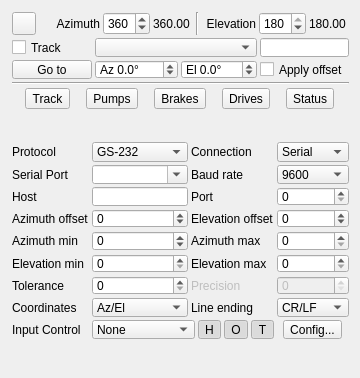
This is plugins/feature/gs232controller/gs232controllergui.ui in ve3ukw/sdrangel as Qt 5 draws it before an edit. The edited form follows.
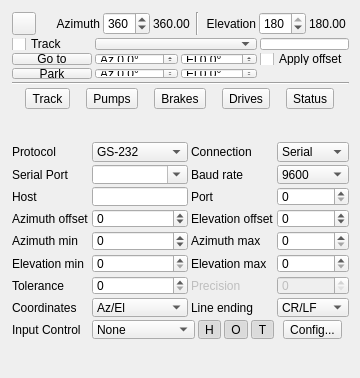
This is the edited form. Icons and pictures are not drawn. Custom widgets are drawn as their Qt base class.

Commit message:
GS232 Controller: add Park
Park moves the rotator to a park azimuth and elevation (offsets applied),
switches tracking off and holds it there until Track is checked again or a
new target is set, starting the controller if needed. It is also a Web API
action (park), with the park position in the settings.

```diff
--- a/plugins/feature/gs232controller/gs232controllergui.ui
+++ b/plugins/feature/gs232controller/gs232controllergui.ui
@@ -299,6 +299,60 @@
         </property>
        </widget>
       </item>
+      <item row="2" column="0">
+       <widget class="QPushButton" name="park">
+        <property name="toolTip">
+         <string>Stop tracking and move the rotator to the park position, starting the controller if needed. Tracking resumes when Track is checked again</string>
+        </property>
+        <property name="text">
+         <string>Park</string>
+        </property>
+       </widget>
+      </item>
+      <item row="2" column="1">
+       <widget class="QDoubleSpinBox" name="parkAzimuth">
+        <property name="toolTip">
+         <string>Azimuth in degrees to park the rotator at. The azimuth offset is applied</string>
+        </property>
+        <property name="prefix">
+         <string>Az </string>
+        </property>
+        <property name="suffix">
+         <string>°</string>
+        </property>
+        <property name="decimals">
+         <number>1</number>
+        </property>
+        <property name="minimum">
+         <double>-360.000000000000000</double>
+        </property>
+        <property name="maximum">
+         <double>540.000000000000000</double>
+        </property>
+       </widget>
+      </item>
+      <item row="2" column="2">
+       <widget class="QDoubleSpinBox" name="parkElevation">
+        <property name="toolTip">
+         <string>Elevation in degrees to park the rotator at. The elevation offset is applied</string>
+        </property>
+        <property name="prefix">
+         <string>El </string>
+        </property>
+        <property name="suffix">
+         <string>°</string>
+        </property>
+        <property name="decimals">
+         <number>1</number>
+        </property>
+        <property name="minimum">
+         <double>-90.000000000000000</double>
+        </property>
+        <property name="maximum">
+         <double>180.000000000000000</double>
+        </property>
+       </widget>
+      </item>
      </layout>
     </item>
     <item>
```
The commit also changes 13 other files.
